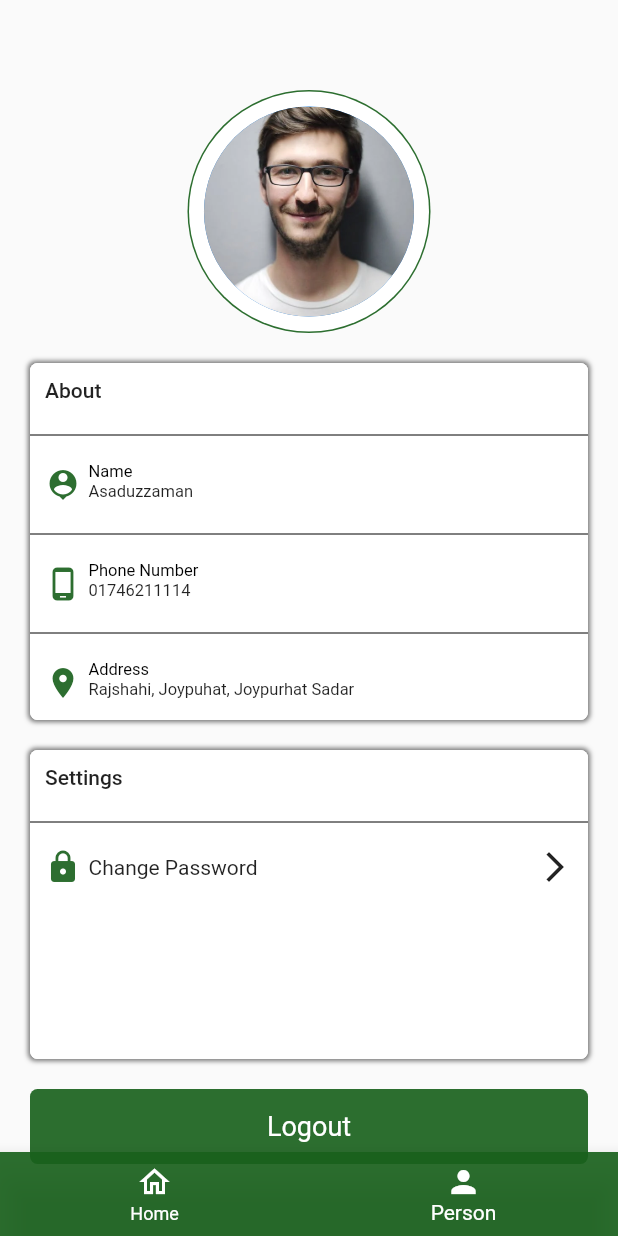
After one commit to its-asaduzzaman/gov_demo, a Flutter app: the screen it shows after launch, item 2 of the bottom bar chosen, on a phone screen of 412 x 824 dp. The commit adds this screen. Run offline on Flutter 3.47's test engine with Material 2 defaults, Android fonts, the light colour scheme and no system bars.

Commit message:
profile screen ui

```diff
--- a/lib/main.dart
+++ b/lib/main.dart
@@ -1,5 +1,6 @@
 import 'package:flutter/material.dart';
 import 'package:gov_demo/screens/dashboard_screen.dart';
+import 'package:gov_demo/screens/home_page.dart';
 import 'package:gov_demo/screens/login_screen.dart';
 
 void main() {
@@ -17,7 +18,7 @@ class MyApp extends StatelessWidget {
       theme: ThemeData(
         primarySwatch: Colors.blue,
       ),
-      home: const DashboardScreen(),
+      home: const HomePage(),
     );
   }
 }
--- a/lib/screens/dashboard_screen.dart
+++ b/lib/screens/dashboard_screen.dart
@@ -133,27 +133,6 @@ class _DashboardScreenState extends State<DashboardScreen> {
           ),
         ],
       ),
-      bottomNavigationBar: BottomNavigationBar(
-        backgroundColor: AppColors.mainColor,
-        selectedItemColor: Colors.white,
-        unselectedItemColor: Colors.white,
-        items: [
-          BottomNavigationBarItem(
-            icon: Icon(
-              Icons.home_outlined,
-              color: Colors.white,
-            ),
-            label: "Home",
-          ),
-          BottomNavigationBarItem(
-            icon: Icon(
-              Icons.person,
-              color: Colors.white,
-            ),
-            label: "Person",
-          ),
-        ],
-      ),
     );
   }
 }
--- /dev/null
+++ b/lib/screens/home_page.dart
@@ -0,0 +1,57 @@
+import 'package:flutter/material.dart';
+import 'package:gov_demo/screens/dashboard_screen.dart';
+import 'package:gov_demo/screens/profile_screen.dart';
+
+import '../utils/colors.dart';
+
+class HomePage extends StatefulWidget {
+  const HomePage({Key? key}) : super(key: key);
+
+  @override
+  State<HomePage> createState() => _HomePageState();
+}
+
+class _HomePageState extends State<HomePage> {
+  int _selectedIndex = 0;
+
+  List pages = [
+    DashboardScreen(),
+    ProfileScreen(),
+  ];
+
+  void onTapNav(int index) {
+    setState(() {
+      _selectedIndex = index;
+    });
+  }
+
+  @override
+  Widget build(BuildContext context) {
+    return Scaffold(
+      body: pages[_selectedIndex],
+      bottomNavigationBar: BottomNavigationBar(
+        backgroundColor: AppColors.mainColor,
+        selectedItemColor: Colors.white,
+        unselectedItemColor: Colors.white,
+        currentIndex: _selectedIndex,
+        onTap: onTapNav,
+        items: [
+          BottomNavigationBarItem(
+            icon: Icon(
+              Icons.home_outlined,
+              color: Colors.white,
+            ),
+            label: "Home",
+          ),
+          BottomNavigationBarItem(
+            icon: Icon(
+              Icons.person,
+              color: Colors.white,
+            ),
+            label: "Person",
+          ),
+        ],
+      ),
+    );
+  }
+}
--- /dev/null
+++ b/lib/screens/profile_screen.dart
@@ -0,0 +1,173 @@
+import 'package:flutter/material.dart';
+import 'package:gov_demo/utils/colors.dart';
+import 'package:gov_demo/widgets/small_text_widget.dart';
+
+import '../widgets/profile_icon_text.dart';
+
+class ProfileScreen extends StatelessWidget {
+  const ProfileScreen({Key? key}) : super(key: key);
+
+  @override
+  Widget build(BuildContext context) {
+    return Scaffold(
+      body: Container(
+        margin: const EdgeInsets.symmetric(horizontal: 20),
+        child: Column(
+          children: [
+            const SizedBox(
+              height: 60,
+            ),
+            Center(
+              child: Stack(
+                alignment: AlignmentDirectional.center,
+                children: [
+                  CircleAvatar(
+                    backgroundColor: AppColors.mainColor,
+                    radius: 81,
+                  ),
+                  CircleAvatar(
+                    backgroundColor: Colors.white,
+                    radius: 80,
+                  ),
+                  CircleAvatar(
+                    radius: 70,
+                    backgroundImage: AssetImage("assets/image/profile.jpg"),
+                  ),
+                ],
+              ),
+            ),
+            const SizedBox(
+              height: 20,
+            ),
+            Container(
+              decoration: BoxDecoration(boxShadow: [
+                BoxShadow(
+                    color: Colors.grey.shade600, spreadRadius: 1, blurRadius: 2)
+              ], color: Colors.white, borderRadius: BorderRadius.circular(5)),
+              child: Column(
+                children: [
+                  Container(
+                    padding: const EdgeInsets.all(10),
+                    height: 40,
+                    width: double.maxFinite,
+                    decoration: BoxDecoration(
+                      color: Colors.white,
+                      borderRadius: BorderRadius.only(
+                        topLeft: Radius.circular(5),
+                        topRight: Radius.circular(5),
+                      ),
+                    ),
+                    child: Text(
+                      "About",
+                      style:
+                          TextStyle(fontSize: 14, fontWeight: FontWeight.w500),
+                    ),
+                  ),
+                  const Divider(color: Colors.black),
+                  ProfileIconTextWidget(
+                    icon: Icons.person_pin,
+                    text1: "Name",
+                    text2: "Asaduzzaman",
+                  ),
+                  const Divider(color: Colors.black),
+                  ProfileIconTextWidget(
+                    icon: Icons.phone_android_outlined,
+                    text1: "Phone Number",
+                    text2: "01746211114",
+                  ),
+                  const Divider(color: Colors.black),
+                  ProfileIconTextWidget(
+                    icon: Icons.location_on,
+                    text1: "Address",
+                    text2: "Rajshahi, Joypuhat, Joypurhat Sadar",
+                  ),
+                ],
+              ),
+            ),
+            const SizedBox(
+              height: 20,
+            ),
+            Container(
+              decoration: BoxDecoration(boxShadow: [
+                BoxShadow(
+                    color: Colors.grey.shade600, spreadRadius: 1, blurRadius: 2)
+              ], color: Colors.white, borderRadius: BorderRadius.circular(5)),
+              child: Column(
+                children: [
+                  Container(
+                    padding: const EdgeInsets.all(10),
+                    height: 40,
+                    width: double.maxFinite,
+                    decoration: BoxDecoration(
+                      color: Colors.white,
+                      borderRadius: BorderRadius.only(
+                        topLeft: Radius.circular(5),
+                        topRight: Radius.circular(5),
+                      ),
+                    ),
+                    child: Text(
+                      "Settings",
+                      style:
+                          TextStyle(fontSize: 14, fontWeight: FontWeight.w500),
+                    ),
+                  ),
+                  const Divider(color: Colors.black),
+                  Container(
+                    padding: const EdgeInsets.all(10),
+                    height: 150,
+                    width: double.maxFinite,
+                    decoration: BoxDecoration(
+                        color: Colors.white,
+                        borderRadius: BorderRadius.only(
+                          bottomLeft: Radius.circular(5),
+                          bottomRight: Radius.circular(5),
+                        )),
+                    child: Row(
+                      crossAxisAlignment: CrossAxisAlignment.start,
+                      mainAxisAlignment: MainAxisAlignment.spaceBetween,
+                      children: [
+                        Row(
+                          children: [
+                            Icon(
+                              Icons.lock,
+                              color: AppColors.mainColor,
+                            ),
+                            SizedBox(
+                              width: 5,
+                            ),
+                            Text(
+                              "Change Password",
+                              style: TextStyle(fontSize: 14),
+                            )
+                          ],
+                        ),
+                        Icon(Icons.arrow_forward_ios)
+                      ],
+                    ),
+                  )
+                ],
+              ),
+            ),
+            const SizedBox(
+              height: 20,
+            ),
+            Container(
+              height: 50,
+              width: double.maxFinite,
+              decoration: BoxDecoration(
+                color: AppColors.mainColor,
+                borderRadius: BorderRadius.circular(5),
+              ),
+              child: Center(
+                child: Text(
+                  "Logout",
+                  style: TextStyle(fontSize: 18, color: Colors.white),
+                ),
+              ),
+            ),
+          ],
+        ),
+      ),
+    );
+  }
+}
--- /dev/null
+++ b/lib/widgets/profile_icon_text.dart
@@ -0,0 +1,55 @@
+import 'package:flutter/material.dart';
+import 'package:gov_demo/widgets/small_text_widget.dart';
+
+import '../utils/colors.dart';
+
+class ProfileIconTextWidget extends StatelessWidget {
+  final IconData icon;
+  final String text1;
+  final String text2;
+  const ProfileIconTextWidget({
+    Key? key,
+    required this.icon,
+    required this.text1,
+    required this.text2,
+  }) : super(key: key);
+
+  @override
+  Widget build(BuildContext context) {
+    return Container(
+      padding: const EdgeInsets.all(10),
+      height: 50,
+      width: double.maxFinite,
+      decoration: BoxDecoration(
+          color: Colors.white,
+          borderRadius: BorderRadius.only(
+            bottomLeft: Radius.circular(5),
+            bottomRight: Radius.circular(5),
+          )),
+      child: Row(
+        children: [
+          Icon(
+            icon,
+            color: AppColors.mainColor,
+          ),
+          SizedBox(
+            width: 5,
+          ),
+          Column(
+            crossAxisAlignment: CrossAxisAlignment.start,
+            children: [
+              SmallSizeText(
+                text: text1,
+                color: Colors.black,
+              ),
+              SmallSizeText(
+                text: text2,
+                color: Colors.black87,
+              )
+            ],
+          ),
+        ],
+      ),
+    );
+  }
+}
```
Also changed, not shown: assets/image/profile.jpg (added).
